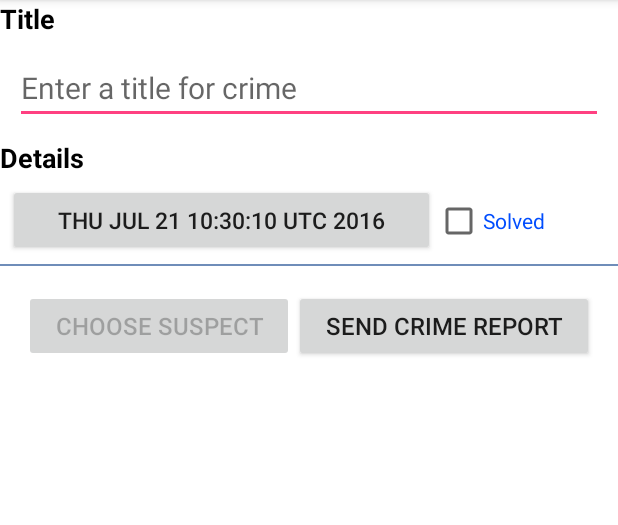
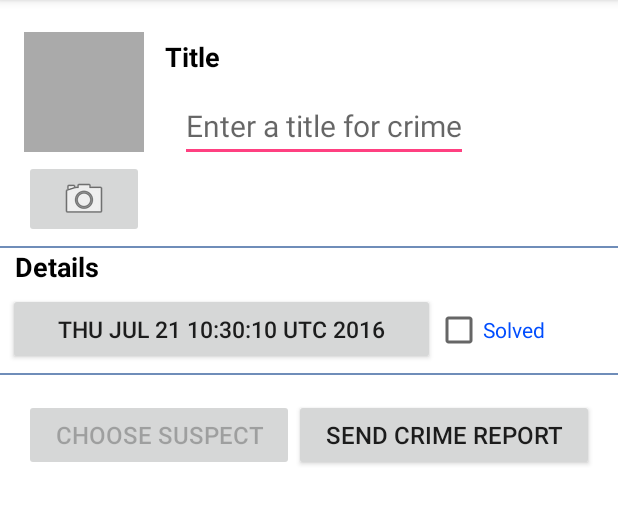
Before and after one commit to lewisliul/demo, an Android app: the screen it shows after launch (CrimePagerActivity), after a tap on "New Crime", on a phone screen of 412 x 824 dp, the part 84-609 px from its top. Run offline under Robolectric (Android 15) with nearby library versions, the light colour scheme and no system bars.

Commit message:
[使用intent拍照]

```diff
--- a/app/src/main/AndroidManifest.xml
+++ b/app/src/main/AndroidManifest.xml
@@ -1,6 +1,8 @@
 <?xml version="1.0" encoding="utf-8"?>
 <manifest xmlns:android="http://schemas.android.com/apk/res/android"
           package="com.demo">
+    <uses-permission android:name="android.permission.READ_EXTERNAL_STORAGE"/>
+    <uses-feature android:name="android.hardware.camera" android:required="false"/>
 
     <application
         android:allowBackup="true"
--- a/app/src/main/java/com/demo/bean/Crime.java
+++ b/app/src/main/java/com/demo/bean/Crime.java
@@ -57,4 +57,8 @@ public class Crime {
     public void setSuspect(String mSuspect) {
         this.mSuspect = mSuspect;
     }
+
+    public String getPhotoFilename(){
+        return "IMG_" + getId().toString() + ".jpg";
+    }
 }
--- a/app/src/main/java/com/demo/data/CrimeLab.java
+++ b/app/src/main/java/com/demo/data/CrimeLab.java
@@ -4,12 +4,14 @@ import android.content.ContentValues;
 import android.content.Context;
 import android.database.Cursor;
 import android.database.sqlite.SQLiteDatabase;
+import android.os.Environment;
 
 import com.demo.bean.Crime;
 import com.demo.db.CrimeBaseHelper;
 import com.demo.db.CrimeCursorWrapper;
 import com.demo.db.CrimeDb.CrimeTable;
 
+import java.io.File;
 import java.util.ArrayList;
 import java.util.List;
 import java.util.UUID;
@@ -123,4 +125,16 @@ public class CrimeLab {
     public void deleteCrime(){
         mDatabase.delete(CrimeTable.NAME,null,null);
     }
+
+    /**
+     * 定位图片文件的目录
+     */
+    public File getPhotoFile(Crime crime){
+        File fileDir = mContext.getExternalFilesDir(Environment.DIRECTORY_PICTURES);
+        if(fileDir == null){
+            return null;
+        }
+        File path = new File(fileDir,crime.getPhotoFilename());
+        return path;
+    }
 }
--- a/app/src/main/java/com/demo/fragment/CrimeFragment.java
+++ b/app/src/main/java/com/demo/fragment/CrimeFragment.java
@@ -5,9 +5,11 @@ import android.app.Activity;
 import android.content.Intent;
 import android.content.pm.PackageManager;
 import android.database.Cursor;
+import android.graphics.Bitmap;
 import android.net.Uri;
 import android.os.Bundle;
 import android.provider.ContactsContract;
+import android.provider.MediaStore;
 import android.support.annotation.Nullable;
 import android.support.v4.app.Fragment;
 import android.support.v4.app.FragmentManager;
@@ -21,11 +23,15 @@ import android.widget.Button;
 import android.widget.CheckBox;
 import android.widget.CompoundButton;
 import android.widget.EditText;
+import android.widget.ImageButton;
+import android.widget.ImageView;
 
 import com.demo.R;
 import com.demo.bean.Crime;
 import com.demo.data.CrimeLab;
+import com.demo.util.PictureUtils;
 
+import java.io.File;
 import java.util.Date;
 import java.util.UUID;
 
@@ -38,10 +44,14 @@ public class CrimeFragment extends Fragment {
     private static final String DIALOG_DATE = "DialogDate";
     private static final int REQUEST_DATE = 0;
     private static final int REQUEST_CONTACT = 1;
+    private static final int REQUEST_PHOTO= 2;
     private Crime mCrime;
     private EditText mTitleEdit;
     private Button mDateBtn,mReportBtn,mSuspectBtn;
     private CheckBox mSolvedCheckBox;
+    private ImageButton mPhotoBtn;
+    private ImageView mPhotoView;
+    private File mPhotoFile;
 
     @Override
     public void onCreate(@Nullable Bundle savedInstanceState) {
@@ -49,6 +59,7 @@ public class CrimeFragment extends Fragment {
         mCrime = new Crime();
         UUID id = (UUID)getArguments().getSerializable(ARG_CRIME_ID);
         mCrime = CrimeLab.getInstance(getActivity()).getCrime(id);
+        mPhotoFile = CrimeLab.getInstance(getActivity()).getPhotoFile(mCrime);
     }
 
     @Override
@@ -59,6 +70,8 @@ public class CrimeFragment extends Fragment {
         mSolvedCheckBox = (CheckBox)v.findViewById(R.id.id_fragment_crime_solved_cbx);
         mReportBtn = (Button)v.findViewById(R.id.id_crime_report_btn);
         mSuspectBtn = (Button)v.findViewById(R.id.id_crime_suspect_btn);
+        mPhotoBtn = (ImageButton)v.findViewById(R.id.id_crime_camera_imgbtn);
+        mPhotoView = (ImageView)v.findViewById(R.id.id_crime_camera_imgview);
 
         mTitleEdit.addTextChangedListener(new TextWatcher() {
             @Override
@@ -128,7 +141,23 @@ public class CrimeFragment extends Fragment {
             mSuspectBtn.setEnabled(false);
         }
 
+        //使用相机intent
+        final Intent captureImageIntent = new Intent(MediaStore.ACTION_IMAGE_CAPTURE);
+        boolean canTakePhoto = mPhotoFile != null && captureImageIntent.resolveActivity(packageManager) != null;
+        mPhotoBtn.setEnabled(canTakePhoto);
+        if(canTakePhoto){
+            Uri uri = Uri.fromFile(mPhotoFile);
+            captureImageIntent.putExtra(MediaStore.EXTRA_OUTPUT,uri);
+        }
+        mPhotoBtn.setOnClickListener(new View.OnClickListener() {
+            @Override
+            public void onClick(View view) {
+                startActivityForResult(captureImageIntent,REQUEST_PHOTO);
+            }
+        });
 
+        //显示图片
+        updatePhotoView();
 
         return v;
     }
@@ -171,6 +200,9 @@ public class CrimeFragment extends Fragment {
                 c.close();
             }
         }
+        else if(requestCode == REQUEST_PHOTO){
+            updatePhotoView();
+        }
     }
 
     private void updateDate() {
@@ -212,5 +244,16 @@ public class CrimeFragment extends Fragment {
         return report;
     }
 
+    /**
+     * 更新photoview的图片
+     */
+    private void updatePhotoView(){
+        if(mPhotoFile == null || !mPhotoFile.exists()){
+            mPhotoView.setImageDrawable(null);
+        }else{
+            Bitmap bitmap = PictureUtils.getScaleBitmap(mPhotoFile.getPath(),getActivity());
+            mPhotoView.setImageBitmap(bitmap);
+        }
+    }
 
 }
--- a/app/src/main/res/layout/fragment_crime_main.xml
+++ b/app/src/main/res/layout/fragment_crime_main.xml
@@ -3,6 +3,21 @@
               android:orientation="vertical"
               android:layout_width="match_parent"
               android:layout_height="match_parent">
+
+    <LinearLayout
+        android:layout_width="wrap_content"
+        android:layout_height="wrap_content"
+        android:orientation="horizontal"
+        android:layout_marginTop="5dp">
+
+        <include layout="@layout/view_camera_and_title"/>
+
+        <LinearLayout
+            android:layout_width="wrap_content"
+            android:layout_height="wrap_content"
+            android:orientation="vertical"
+            android:layout_marginTop="20dp"
+            android:layout_marginLeft="10dp">
             <TextView
                 android:layout_width="match_parent"
                 android:layout_height="wrap_content"
@@ -18,6 +33,17 @@
                 android:hint="@string/crime_title_hint"
                 android:layout_margin="10dp"
                 android:textSize="20sp"/>
+        </LinearLayout>
+
+
+    </LinearLayout>
+
+
+
+    <View
+        android:layout_width="match_parent"
+        android:layout_height="1dp"
+        android:background="#6f8db9"/>
 
     <TextView
         android:layout_width="match_parent"
@@ -25,6 +51,7 @@
         android:text="@string/crime_details_label"
         android:textColor="#000000"
         android:textStyle="bold"
+        android:layout_marginLeft="10dp"
         android:textSize="18sp"/>
 
     <LinearLayout
--- /dev/null
+++ b/app/src/main/res/layout/view_camera_and_title.xml
@@ -0,0 +1,34 @@
+<?xml version="1.0" encoding="utf-8"?>
+<LinearLayout xmlns:android="http://schemas.android.com/apk/res/android"
+              android:layout_width="match_parent"
+              android:layout_height="wrap_content"
+              android:layout_marginLeft="16dp"
+              android:layout_marginTop="16dp"
+              android:orientation="vertical">
+
+    <LinearLayout
+        android:layout_width="wrap_content"
+        android:layout_height="wrap_content"
+        android:layout_marginRight="4dp"
+        android:orientation="vertical">
+
+        <ImageView
+            android:id="@+id/id_crime_camera_imgview"
+            android:layout_width="80dp"
+            android:layout_height="80dp"
+            android:scaleType="fitXY"
+            android:background="@android:color/darker_gray"
+            android:cropToPadding="true"/>
+
+        <ImageButton
+            android:id="@+id/id_crime_camera_imgbtn"
+            android:layout_width="match_parent"
+            android:layout_height="wrap_content"
+            android:layout_marginTop="5dp"
+            android:src="@android:drawable/ic_menu_camera"
+            android:layout_marginBottom="5dp"/>
+
+    </LinearLayout>
+
+
+</LinearLayout>
```
Also changed, not shown: app/src/main/java/com/demo/util/PictureUtils.java (added, +39 -0 lines). Lines whose indentation alone changed are shown as unchanged.
